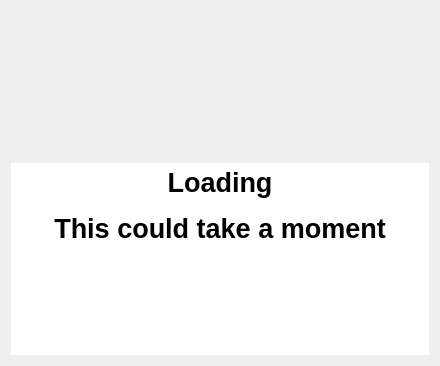
MaximilianBrokamp/ENEFFCO-diagramm-creator, file source_code/ui/loading.ui: the form before one commit.
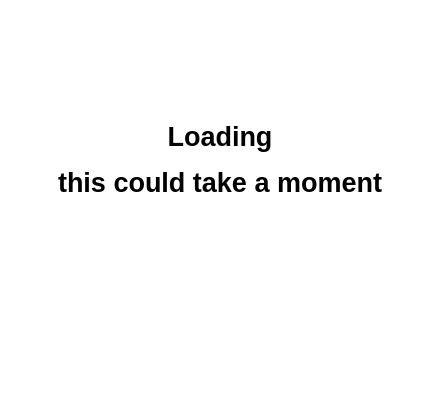
The form after the commit.

Patch:
```diff
--- a/source_code/ui/loading.ui
+++ b/source_code/ui/loading.ui
@@ -7,12 +7,16 @@
     <x>0</x>
     <y>0</y>
     <width>440</width>
-    <height>366</height>
+    <height>417</height>
    </rect>
   </property>
   <property name="windowTitle">
    <string>Loading</string>
   </property>
+  <property name="styleSheet">
+   <string notr="true">
+background-color: rgb(255, 255, 255);</string>
+  </property>
   <layout class="QGridLayout" name="gridLayout">
    <item row="4" column="0">
     <widget class="QTextEdit" name="textEdit">
@@ -46,7 +50,7 @@
 &lt;/style&gt;&lt;/head&gt;&lt;body style=&quot; font-family:'MS Shell Dlg 2'; font-size:20pt; font-weight:400; font-style:normal;&quot;&gt;
 &lt;p align=&quot;center&quot; style=&quot; margin-top:0px; margin-bottom:0px; margin-left:0px; margin-right:0px; -qt-block-indent:0; text-indent:0px;&quot;&gt;&lt;span style=&quot; font-weight:600;&quot;&gt;Loading&lt;/span&gt;&lt;/p&gt;
 &lt;p align=&quot;center&quot; style=&quot;-qt-paragraph-type:empty; margin-top:0px; margin-bottom:0px; margin-left:0px; margin-right:0px; -qt-block-indent:0; text-indent:0px; font-size:9.75pt; font-weight:600;&quot;&gt;&lt;br /&gt;&lt;/p&gt;
-&lt;p align=&quot;center&quot; style=&quot; margin-top:0px; margin-bottom:0px; margin-left:0px; margin-right:0px; -qt-block-indent:0; text-indent:0px;&quot;&gt;&lt;span style=&quot; font-weight:600;&quot;&gt;This could take a moment&lt;/span&gt;&lt;/p&gt;&lt;/body&gt;&lt;/html&gt;</string>
+&lt;p align=&quot;center&quot; style=&quot; margin-top:0px; margin-bottom:0px; margin-left:0px; margin-right:0px; -qt-block-indent:0; text-indent:0px;&quot;&gt;&lt;span style=&quot; font-weight:600;&quot;&gt;this could take a moment&lt;/span&gt;&lt;/p&gt;&lt;/body&gt;&lt;/html&gt;</string>
      </property>
     </widget>
    </item>
@@ -58,7 +62,7 @@
         <enum>Qt::Horizontal</enum>
        </property>
        <property name="sizeType">
-        <enum>QSizePolicy::Maximum</enum>
+        <enum>QSizePolicy::MinimumExpanding</enum>
        </property>
        <property name="sizeHint" stdset="0">
         <size>
@@ -82,6 +86,12 @@
          <height>100</height>
         </size>
        </property>
+       <property name="maximumSize">
+        <size>
+         <width>100</width>
+         <height>100</height>
+        </size>
+       </property>
        <property name="text">
         <string/>
        </property>
@@ -102,7 +112,7 @@
         <enum>Qt::Horizontal</enum>
        </property>
        <property name="sizeType">
-        <enum>QSizePolicy::Preferred</enum>
+        <enum>QSizePolicy::MinimumExpanding</enum>
        </property>
        <property name="sizeHint" stdset="0">
         <size>
```
